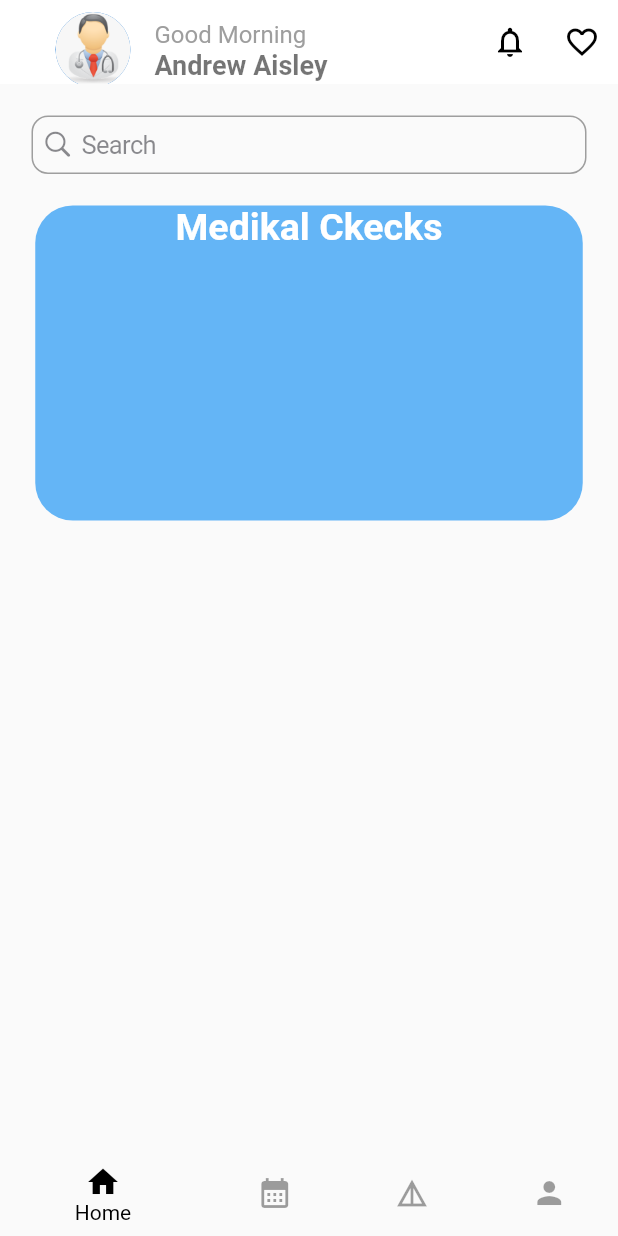
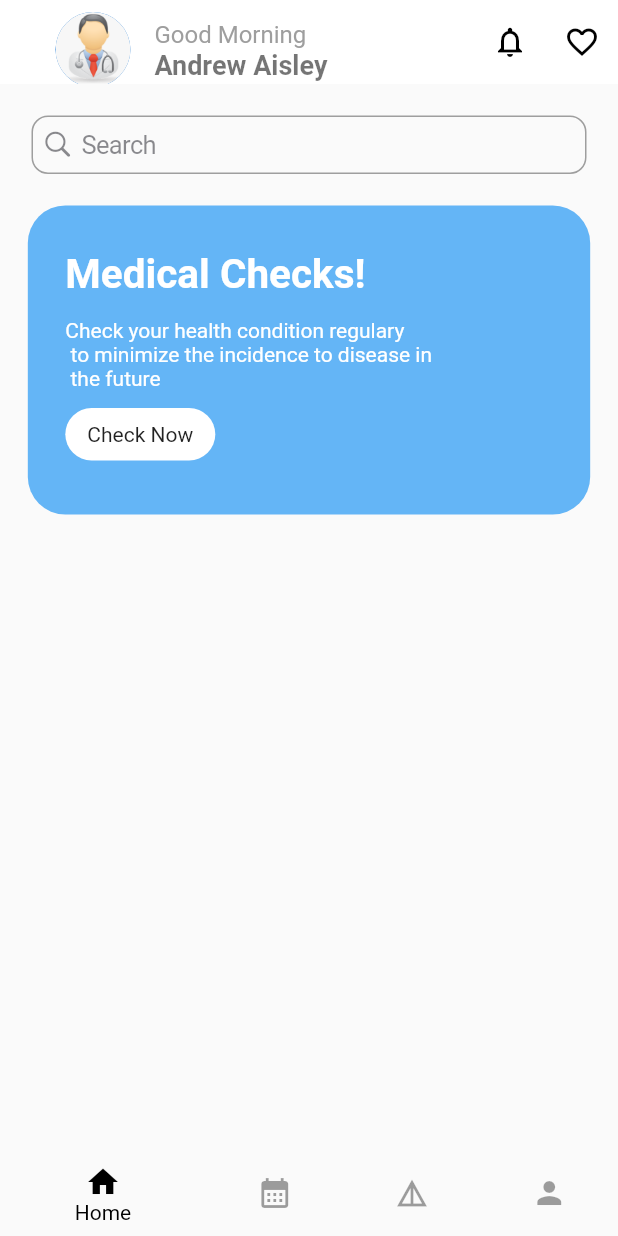
Before and after one commit to Mikhael-apps/appointmentsapp, a Flutter app: the screen it shows after launch, on a phone screen of 412 x 824 dp. Run offline on Flutter 3.47's test engine with Material 2 defaults, Android fonts, the phone set to English and light mode, and no system bars.

Commit message:
build container
Build container with design

```diff
--- a/lib/screens/home_screen.dart
+++ b/lib/screens/home_screen.dart
@@ -33,25 +33,49 @@ class HomeScreen extends StatelessWidget {
       ),
       body: Column(
         children: <Widget>[
-          SearchHomeScreen(),
+          const SearchHomeScreen(),
           Container(
               decoration: BoxDecoration(
+                // image: DecorationImage(image: AssetImage('images/bg.jpg'), fit: BoxFit.cover),
                 color: Colors.blue.shade300,
                 borderRadius: BorderRadius.circular(25),
               ),
-            width: 365,
-            height: 210,
-            child: Column(
-              children: const <Widget>[
-                Text('Medikal Ckecks', style: TextStyle(
+              width: MediaQuery.of(context).size.width * 0.91,
+              height: MediaQuery.of(context).size.height * 0.25,
+              child: Stack(
+                children: <Widget>[
+                  Positioned(
+                    left: 25,
+                    top: 30,
+                    child: Text(
+                      'Medical Checks!',
+                      style: TextStyle(
                           color: Colors.white,
-                    fontSize: 25,
-                    fontWeight: FontWeight.bold,
+                          fontSize: 27,
+                          fontWeight: FontWeight.bold),
                     ),
                   ),
-              ],
+                  Positioned(
+                    left: 25,
+                    top: 75,
+                    child: Text(
+                      'Check your health condition regulary \n to minimize the incidence to disease in \n the future',
+                      style: TextStyle(color: Colors.white),
                     ),
                   ),
+                  Positioned(
+                    left: 25,
+                    top: 135,
+                    child: Container(
+                    child: Center(child: Text('Check Now')),
+                    width: 100,
+                    height: 35,
+                    decoration: BoxDecoration( color: Colors.white, borderRadius: BorderRadius.circular(35)),
+
+                  ),
+                  )
+                ],
+              )),
         ],
       ),
     );
```
Also changed, not shown: images/bg.jpg (added), images/img.png (added). Lines whose indentation alone changed are shown as unchanged.
